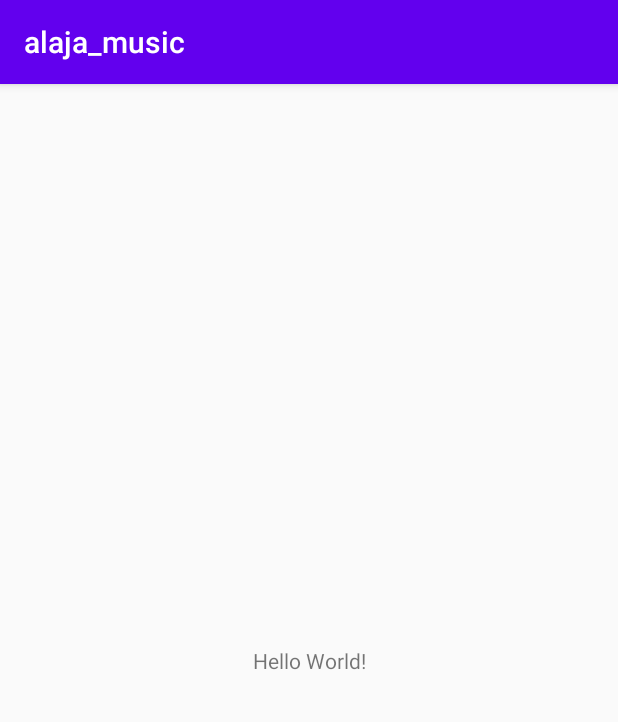
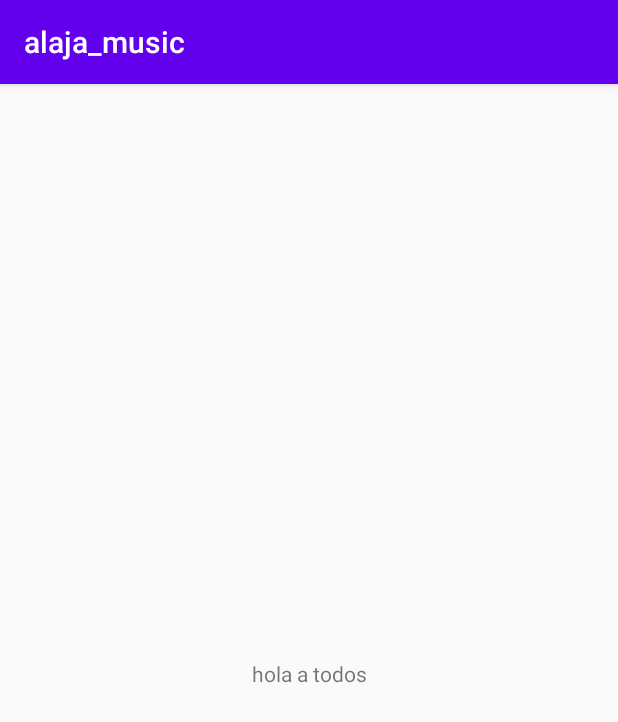
Before and after one commit to williamtocto/alaja_music, an Android app: the screen it shows after launch (MainActivity), on a phone screen of 412 x 824 dp. Shown: the top 722 px of the screen. Run offline under Robolectric (Android 15) with nearby library versions, the phone set to English and light mode, and no system bars.

Commit message:
Primer commit cambio de texto

```diff
--- a/app/src/main/res/layout/activity_main.xml
+++ b/app/src/main/res/layout/activity_main.xml
@@ -9,10 +9,11 @@
     <TextView
         android:layout_width="wrap_content"
         android:layout_height="wrap_content"
-        android:text="Hello World!"
+        android:text="hola a todos"
         app:layout_constraintBottom_toBottomOf="parent"
         app:layout_constraintLeft_toLeftOf="parent"
         app:layout_constraintRight_toRightOf="parent"
-        app:layout_constraintTop_toTopOf="parent" />
+        app:layout_constraintTop_toTopOf="parent"
+        app:layout_constraintVertical_bias="0.512" />
 
 </android.support.constraint.ConstraintLayout>
```
